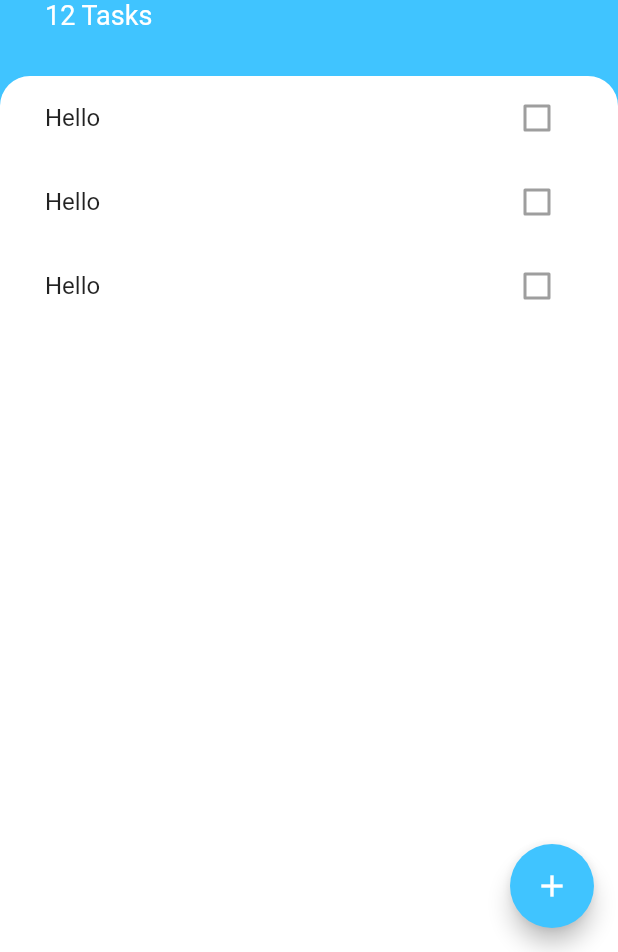
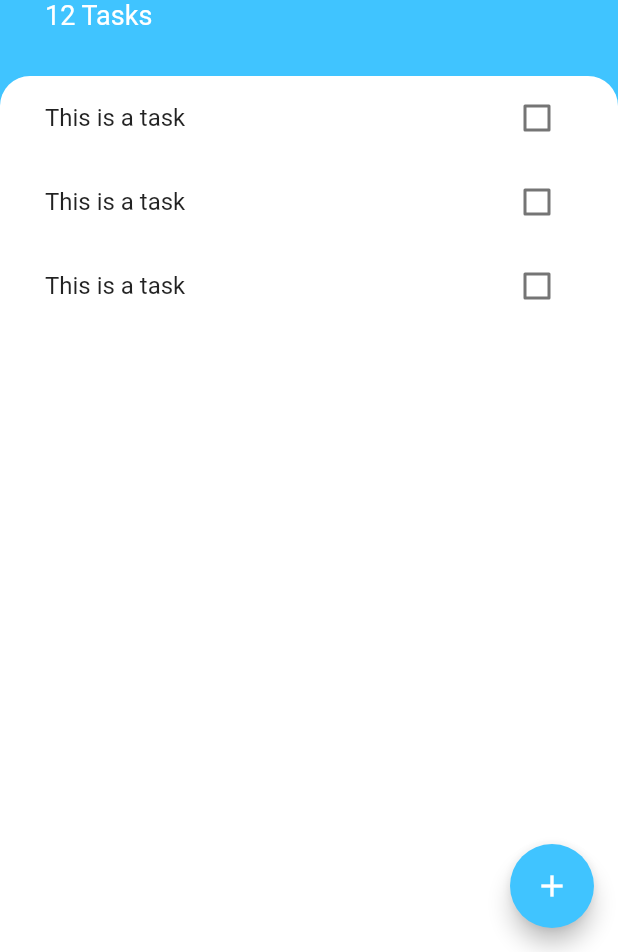
Before and after one commit to palisadoes/Todoey, a Flutter app: the screen it shows after launch, on a phone screen of 412 x 824 dp, the part 284-1236 px from its top. Run offline on Flutter 3.47's test engine with Material 2 defaults, Android fonts, the phone set to English and light mode, and no system bars.

Commit message:
Added state

```diff
--- a/lib/widgets/tasks_tile.dart
+++ b/lib/widgets/tasks_tile.dart
@@ -1,11 +1,47 @@
 import 'package:flutter/material.dart';
 
-class TaskTile extends StatelessWidget {
+class TaskTile extends StatefulWidget {
+  @override
+  _TaskTileState createState() => _TaskTileState();
+}
+
+class _TaskTileState extends State<TaskTile> {
+  bool isChecked = false;
+
+  void checkboxCallback(bool checkboxState) {
+    setState(() {
+      isChecked = checkboxState;
+    });
+  }
+
   @override
   Widget build(BuildContext context) {
     return ListTile(
-      title: Text('Hello'),
-      trailing: Checkbox(value: false),
+      title: Text(
+        'This is a task',
+        style: TextStyle(
+            decoration: isChecked ? TextDecoration.lineThrough : null),
+      ),
+      trailing: TaskCheckbox(
+        checkboxState: isChecked,
+        toggleCheckboxState: checkboxCallback,
+      ),
     );
   }
 }
+
+class TaskCheckbox extends StatelessWidget {
+  final bool checkboxState;
+  final Function toggleCheckboxState;
+
+  TaskCheckbox({this.checkboxState, this.toggleCheckboxState});
+
+  @override
+  Widget build(BuildContext context) {
+    return Checkbox(
+      activeColor: Colors.lightBlueAccent,
+      value: checkboxState,
+      onChanged: toggleCheckboxState,
+    );
+  }
+}
```
